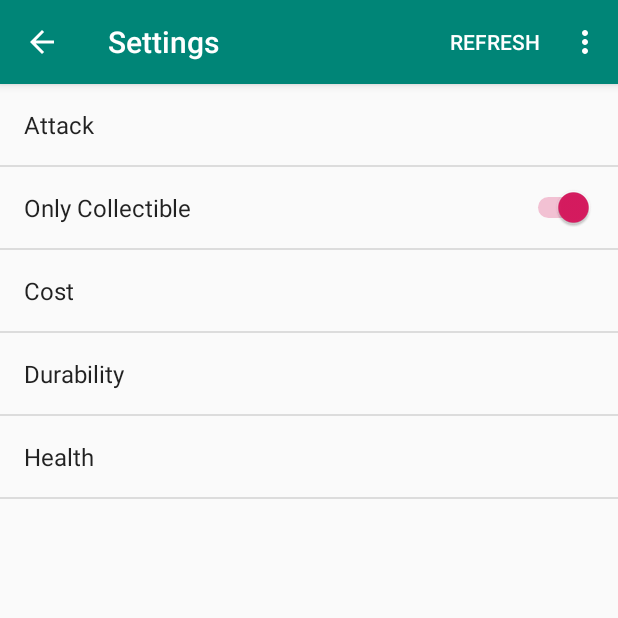
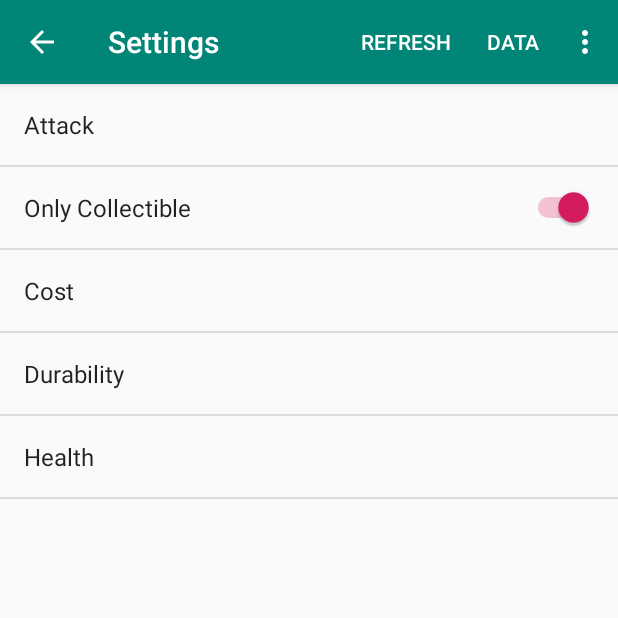
Before and after one commit to EmreCan-Haciosmanoglu/CardsOfHearthstone, an Android app: the RecyclerActivity screen opened directly, with no data from a screen before it, in the options menu, after a tap on "Settings", on a phone screen of 412 x 824 dp, the top half of it. Run offline under Robolectric (Android 15) with nearby library versions, the phone set to English and light mode, and no system bars.

Commit message:
get card

```diff
--- a/CardsOfHearthstone/app/src/main/java/cardsofhearthstone/cardsofhearthstone/MinionCard.java
+++ b/CardsOfHearthstone/app/src/main/java/cardsofhearthstone/cardsofhearthstone/MinionCard.java
@@ -1,6 +1,9 @@
 package cardsofhearthstone.cardsofhearthstone;
 
+import java.util.ArrayList;
+
 public class MinionCard extends Card {
+    static ArrayList<MinionCard> cards = new ArrayList<MinionCard>();
     private String ID;
     //    "cardId":"GAME_002",
     //    "dbfId":"1733",
--- a/CardsOfHearthstone/app/src/main/java/cardsofhearthstone/cardsofhearthstone/RecyclerActivity.java
+++ b/CardsOfHearthstone/app/src/main/java/cardsofhearthstone/cardsofhearthstone/RecyclerActivity.java
@@ -98,6 +98,21 @@ public class RecyclerActivity extends AppCompatActivity implements ListItemClick
             Intent intent = new Intent(RecyclerActivity.this, RecyclerActivity.class);
             startActivity(intent);
         }
+        if(id == R.id.action_refresh)
+        {
+            Log.v("Testify", "Neden Yani nedeeeeeeeeeeeeeeeen");
+            recyclerView.setAdapter(new RecyclerViewAdapter(this,MinionCard.cards,this));
+            layoutManager=new LinearLayoutManager(this,LinearLayoutManager.VERTICAL,false);
+            recyclerView.setLayoutManager(layoutManager);
+
+        }
+        if(id == R.id.action_refresh_data)
+        {
+            FetchCardsTask fetchCardsTask=new FetchCardsTask(this,recyclerView,this);
+            fetchCardsTask.execute("");
+
+        }
+
 
         return super.onOptionsItemSelected(item);
     }
--- a/CardsOfHearthstone/app/src/main/java/cardsofhearthstone/cardsofhearthstone/RecyclerViewAdapter.java
+++ b/CardsOfHearthstone/app/src/main/java/cardsofhearthstone/cardsofhearthstone/RecyclerViewAdapter.java
@@ -4,6 +4,7 @@ package cardsofhearthstone.cardsofhearthstone;
 import android.content.Context;
 import android.support.annotation.NonNull;
 import android.support.v7.widget.RecyclerView;
+import android.util.Log;
 import android.view.LayoutInflater;
 import android.view.View;
 import android.view.ViewGroup;
@@ -35,7 +36,7 @@ public class RecyclerViewAdapter extends RecyclerView.Adapter<RecyclerViewViewHo
     @Override
     public void onBindViewHolder(@NonNull RecyclerViewViewHolder recyclerViewViewHolder, int i) {
         MinionCard clickedData=mDataList.get(i);
-        recyclerViewViewHolder.setData(clickedData,i);
+        recyclerViewViewHolder.setData(clickedData);
 
     }
 
@@ -56,7 +57,8 @@ class RecyclerViewViewHolder extends RecyclerView.ViewHolder implements View.OnC
 
 
     }
-    public void setData(MinionCard clickedData, int i) {
+    public void setData(MinionCard clickedData) {
+        Log.v("Testify", clickedData.getImgURL());
         Picasso.get().load(clickedData.getImgURL()).into(image);
     }
 
--- a/CardsOfHearthstone/app/src/main/res/menu/menu_main.xml
+++ b/CardsOfHearthstone/app/src/main/res/menu/menu_main.xml
@@ -28,4 +28,9 @@
         android:orderInCategory="103"
         android:title="@string/action_refresh"
         app:showAsAction="always" />
+    <item
+        android:id="@+id/action_refresh_data"
+        android:orderInCategory="103"
+        android:title="Data"
+        app:showAsAction="always" />
 </menu>
```
Also changed, not shown: CardsOfHearthstone/app/src/main/java/cardsofhearthstone/cardsofhearthstone/FetchCardsTask.java (+12 -12 lines).
